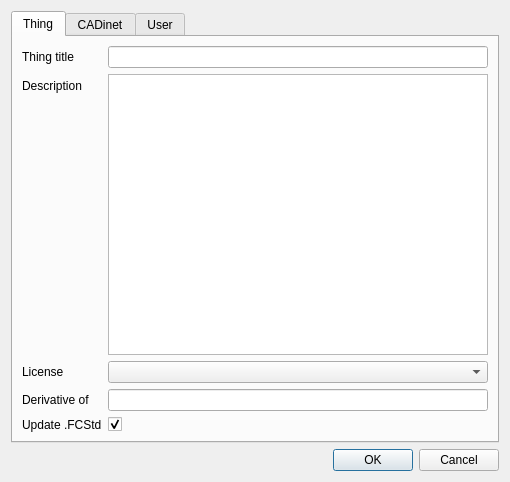
Qt form cadinet/cadinet.ui (jreinhardt/CADinet-freecad) before a commit.
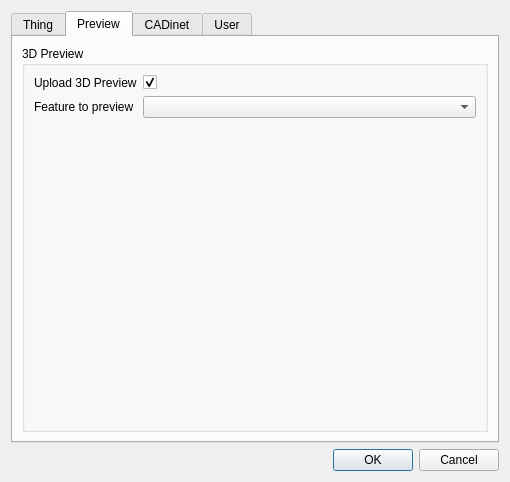
The same form after that commit.

Commit message:
Upload 3D data and preview feature chooser
this fixes #1

The edit to the form file:
```diff
--- a/cadinet/cadinet.ui
+++ b/cadinet/cadinet.ui
@@ -17,7 +17,7 @@
    <item>
     <widget class="QTabWidget" name="tabWidget">
      <property name="currentIndex">
-      <number>0</number>
+      <number>1</number>
      </property>
      <widget class="QWidget" name="tab">
       <attribute name="title">
@@ -98,6 +98,53 @@
        </item>
       </layout>
      </widget>
+     <widget class="QWidget" name="tab_4">
+      <attribute name="title">
+       <string>Preview</string>
+      </attribute>
+      <layout class="QVBoxLayout" name="verticalLayout_2">
+       <item>
+        <widget class="QGroupBox" name="threeDGroupBox">
+         <property name="title">
+          <string>3D Preview</string>
+         </property>
+         <layout class="QVBoxLayout" name="verticalLayout_3">
+          <item>
+           <layout class="QFormLayout" name="formLayout_4">
+            <property name="fieldGrowthPolicy">
+             <enum>QFormLayout::AllNonFixedFieldsGrow</enum>
+            </property>
+            <item row="0" column="0">
+             <widget class="QLabel" name="upload3DPreviewLabel">
+              <property name="text">
+               <string>Upload 3D Preview</string>
+              </property>
+             </widget>
+            </item>
+            <item row="0" column="1">
+             <widget class="QCheckBox" name="upload3DPreviewCheckBox">
+              <property name="checked">
+               <bool>true</bool>
+              </property>
+             </widget>
+            </item>
+            <item row="1" column="0">
+             <widget class="QLabel" name="featureToPreviewLabel">
+              <property name="text">
+               <string>Feature to preview</string>
+              </property>
+             </widget>
+            </item>
+            <item row="1" column="1">
+             <widget class="QComboBox" name="featureToPreviewComboBox"/>
+            </item>
+           </layout>
+          </item>
+         </layout>
+        </widget>
+       </item>
+      </layout>
+     </widget>
      <widget class="QWidget" name="tab_2">
       <attribute name="title">
        <string>CADinet</string>
```
The commit also changes 4 other files.
